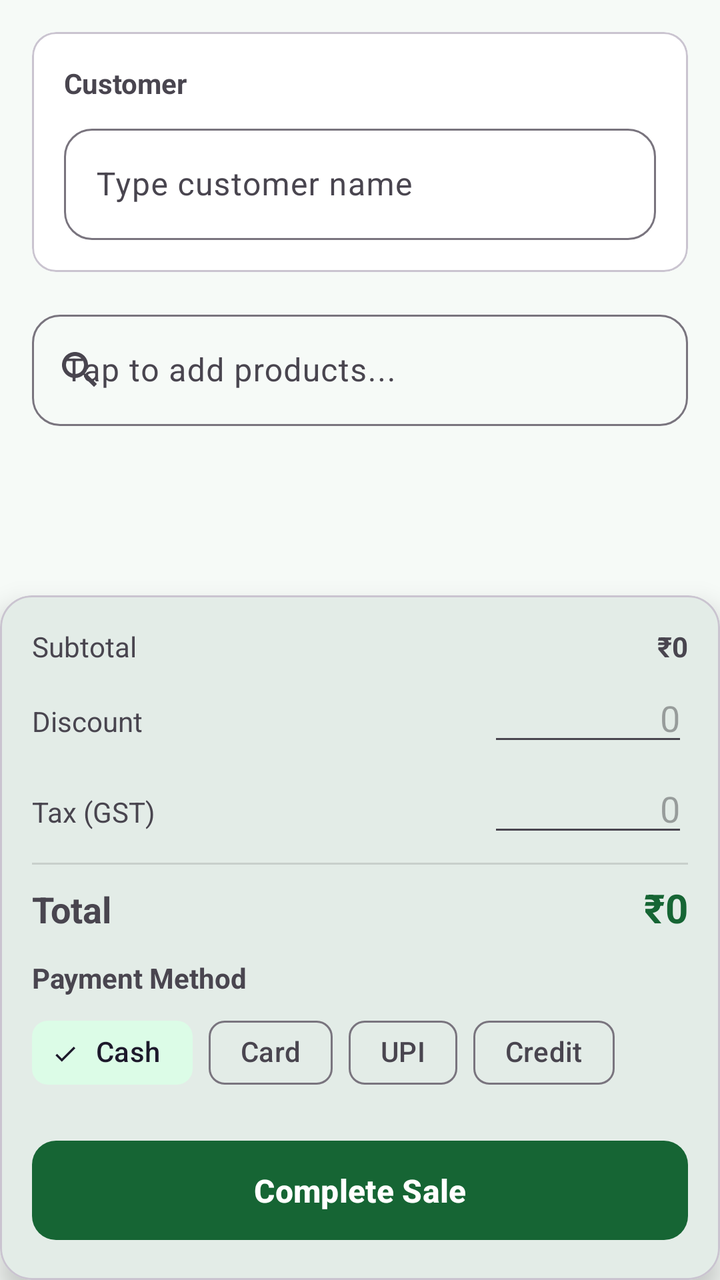
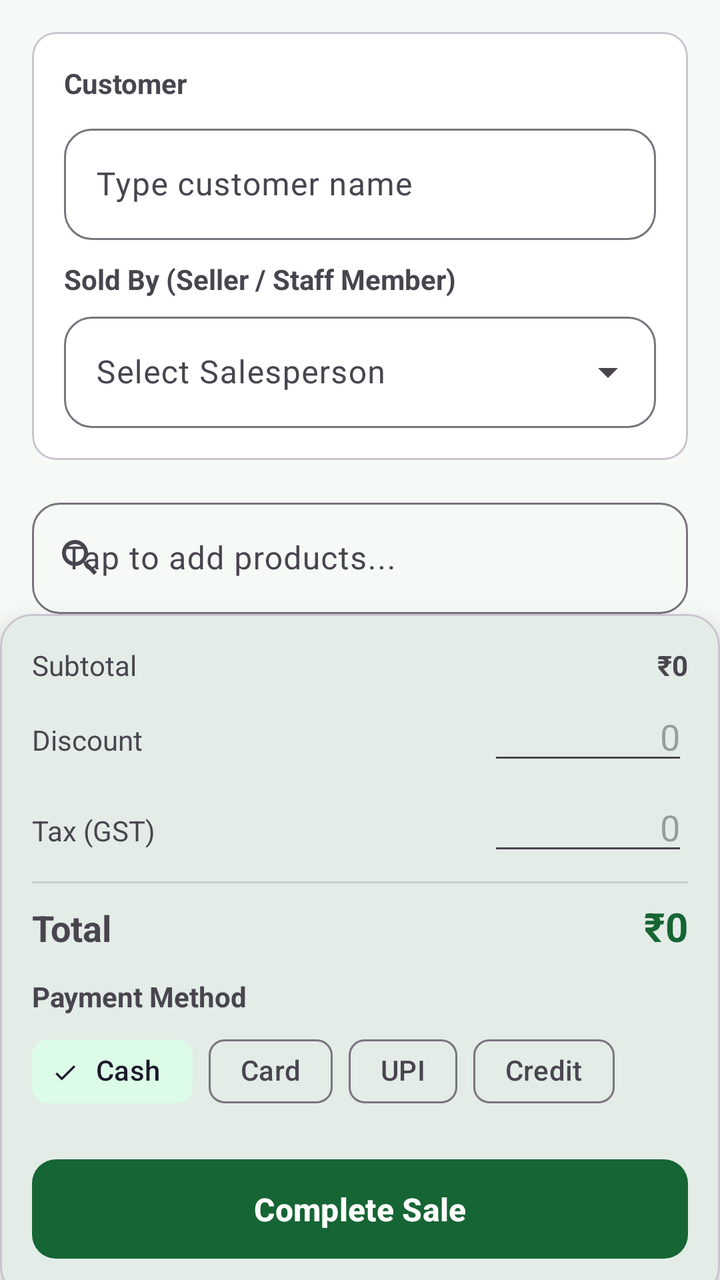

Screens rendered from an Android XML layout before and after an edit, with the pre-edit source and the edit as a unified diff.
<!-- AndroidManifest.xml: application theme Theme.MobileShopkeeper -->
<!-- res/layout/fragment_new_sale.xml -->
<?xml version="1.0" encoding="utf-8"?>
<LinearLayout
    xmlns:android="http://schemas.android.com/apk/res/android"
    xmlns:app="http://schemas.android.com/apk/res-auto"
    android:layout_width="match_parent"
    android:layout_height="match_parent"
    android:orientation="vertical">

    <com.google.android.material.card.MaterialCardView
        android:layout_width="match_parent"
        android:layout_height="wrap_content"
        android:layout_margin="16dp"
        app:cardCornerRadius="12dp">

        <LinearLayout
            android:layout_width="match_parent"
            android:layout_height="wrap_content"
            android:orientation="vertical"
            android:padding="16dp">

            <TextView
                android:layout_width="wrap_content"
                android:layout_height="wrap_content"
                android:text="Customer"
                android:textStyle="bold"
                android:layout_marginBottom="8dp"/>

            <com.google.android.material.textfield.TextInputLayout
                android:layout_width="match_parent"
                android:layout_height="wrap_content"
                style="@style/Widget.Material3.TextInputLayout.OutlinedBox">

                <com.google.android.material.textfield.TextInputEditText
                    android:id="@+id/actvCustomer"
                    android:layout_width="match_parent"
                    android:layout_height="wrap_content"
                    android:hint="Type customer name"
                    android:inputType="textPersonName"/>
            </com.google.android.material.textfield.TextInputLayout>
        </LinearLayout>
    </com.google.android.material.card.MaterialCardView>

    <com.google.android.material.textfield.TextInputLayout
        android:layout_width="match_parent"
        android:layout_height="wrap_content"
        android:layout_marginHorizontal="16dp"
        style="@style/Widget.Material3.TextInputLayout.OutlinedBox"
        app:startIconDrawable="@drawable/ic_search">

        <com.google.android.material.textfield.TextInputEditText
            android:id="@+id/etProductSearch"
            android:layout_width="match_parent"
            android:layout_height="wrap_content"
            android:hint="Tap to add products..."
            android:focusable="false"
            android:clickable="true"
            android:inputType="none"/>
    </com.google.android.material.textfield.TextInputLayout>

    <androidx.recyclerview.widget.RecyclerView
        android:id="@+id/rvCart"
        android:layout_width="match_parent"
        android:layout_height="0dp"
        android:layout_weight="1"
        android:padding="16dp"
        android:clipToPadding="false"/>

    <com.google.android.material.card.MaterialCardView
        android:layout_width="match_parent"
        android:layout_height="wrap_content"
        app:cardCornerRadius="16dp"
        app:cardElevation="8dp">

        <LinearLayout
            android:layout_width="match_parent"
            android:layout_height="wrap_content"
            android:orientation="vertical"
            android:padding="16dp">

            <LinearLayout
                android:layout_width="match_parent"
                android:layout_height="wrap_content"
                android:orientation="horizontal">
                <TextView
                    android:layout_width="0dp"
                    android:layout_weight="1"
                    android:layout_height="wrap_content"
                    android:text="Subtotal"/>
                <TextView
                    android:id="@+id/tvSubtotal"
                    android:layout_width="wrap_content"
                    android:layout_height="wrap_content"
                    android:text="₹0"
                    android:textStyle="bold"/>
            </LinearLayout>

            <LinearLayout
                android:layout_width="match_parent"
                android:layout_height="wrap_content"
                android:orientation="horizontal"
                android:layout_marginTop="4dp">
                <TextView
                    android:layout_width="0dp"
                    android:layout_weight="1"
                    android:layout_height="wrap_content"
                    android:text="Discount"/>
                <EditText
                    android:id="@+id/etDiscount"
                    android:layout_width="100dp"
                    android:layout_height="wrap_content"
                    android:inputType="numberDecimal"
                    android:hint="0"
                    android:gravity="end"/>
            </LinearLayout>

            <LinearLayout
                android:layout_width="match_parent"
                android:layout_height="wrap_content"
                android:orientation="horizontal"
                android:layout_marginTop="4dp">
                <TextView
                    android:layout_width="0dp"
                    android:layout_weight="1"
                    android:layout_height="wrap_content"
                    android:text="Tax (GST)"/>
                <EditText
                    android:id="@+id/etTax"
                    android:layout_width="100dp"
                    android:layout_height="wrap_content"
                    android:inputType="numberDecimal"
                    android:hint="0"
                    android:gravity="end"/>
            </LinearLayout>

            <View
                android:layout_width="match_parent"
                android:layout_height="1dp"
                android:background="?android:attr/listDivider"
                android:layout_marginVertical="8dp"/>

            <LinearLayout
                android:layout_width="match_parent"
                android:layout_height="wrap_content"
                android:orientation="horizontal">
                <TextView
                    android:layout_width="0dp"
                    android:layout_weight="1"
                    android:layout_height="wrap_content"
                    android:text="Total"
                    android:textSize="18sp"
                    android:textStyle="bold"/>
                <TextView
                    android:id="@+id/tvTotal"
                    android:layout_width="wrap_content"
                    android:layout_height="wrap_content"
                    android:text="₹0"
                    android:textSize="20sp"
                    android:textStyle="bold"
                    android:textColor="@color/primary"/>
            </LinearLayout>

            <TextView
                android:layout_width="wrap_content"
                android:layout_height="wrap_content"
                android:text="Payment Method"
                android:textStyle="bold"
                android:layout_marginTop="12dp"
                android:layout_marginBottom="4dp"/>

            <com.google.android.material.chip.ChipGroup
                android:id="@+id/chipGroupPayment"
                android:layout_width="match_parent"
                android:layout_height="wrap_content"
                app:singleSelection="true">

                <com.google.android.material.chip.Chip
                    android:id="@+id/chipCash"
                    style="@style/Widget.Material3.Chip.Filter"
                    android:layout_width="wrap_content"
                    android:layout_height="wrap_content"
                    android:text="Cash"
                    android:checked="true"/>

                <com.google.android.material.chip.Chip
                    android:id="@+id/chipCard"
                    style="@style/Widget.Material3.Chip.Filter"
                    android:layout_width="wrap_content"
                    android:layout_height="wrap_content"
                    android:text="Card"/>

                <com.google.android.material.chip.Chip
                    android:id="@+id/chipUpi"
                    style="@style/Widget.Material3.Chip.Filter"
                    android:layout_width="wrap_content"
                    android:layout_height="wrap_content"
                    android:text="UPI"/>

                <com.google.android.material.chip.Chip
                    android:id="@+id/chipCredit"
                    style="@style/Widget.Material3.Chip.Filter"
                    android:layout_width="wrap_content"
                    android:layout_height="wrap_content"
                    android:text="Credit"/>
            </com.google.android.material.chip.ChipGroup>

            <com.google.android.material.button.MaterialButton
                android:id="@+id/btnCompleteSale"
                android:layout_width="match_parent"
                android:layout_height="wrap_content"
                android:layout_marginTop="16dp"
                android:text="Complete Sale"
                android:textSize="16sp"
                app:cornerRadius="12dp"/>
        </LinearLayout>
    </com.google.android.material.card.MaterialCardView>
</LinearLayout>
<!-- resources referenced by this layout -->
<resources>
  <color name="primary">#166534</color>
  <!-- drawable ic_search (drawable) -->
  <vector xmlns:android="http://schemas.android.com/apk/res/android" android:width="24dp" android:height="24dp" android:viewportWidth="24" android:viewportHeight="24"><path android:fillColor="#FFFFFF" android:pathData="M15.5,14h-0.79l-0.28,-0.27C15.41,12.59 16,11.11 16,9.5 16,5.91 13.09,3 9.5,3S3,5.91 3,9.5 5.91,16 9.5,16c1.61,0 3.09,-0.59 4.23,-1.57l0.27,0.28v0.79l5,4.99L20.49,19l-4.99,-5zM9.5,14C7.01,14 5,11.99 5,9.5S7.01,5 9.5,5 14,7.01 14,9.5 11.99,14 9.5,14z"/></vector>
  <style name="Theme.MobileShopkeeper" parent="Theme.Material3.Light.NoActionBar">
          <item name="colorPrimary">@color/green_800</item>
          <item name="colorOnPrimary">@color/white</item>
          <item name="colorPrimaryContainer">@color/green_100</item>
          <item name="colorOnPrimaryContainer">@color/green_900</item>
          <item name="colorSecondary">@color/green_600</item>
          <item name="colorOnSecondary">@color/white</item>
          <item name="colorSecondaryContainer">@color/green_100</item>
          <item name="colorSurface">@color/surface</item>
          <item name="colorOnSurface">@color/text_primary</item>
          <item name="android:colorBackground">@color/background_light</item>
          <item name="colorError">@color/error</item>
  
          <item name="android:statusBarColor">@color/green_900</item>
          <item name="android:navigationBarColor">@color/white</item>
          <item name="android:windowLightStatusBar">false</item>
  
          <item name="shapeAppearanceMediumComponent">@style/Shape.MobileShop.Medium</item>
          <item name="materialButtonStyle">@style/Widget.MobileShop.Button</item>
          <item name="textInputStyle">@style/Widget.MobileShop.TextInput</item>
      </style>
  <color name="green_800">#166534</color>
  <color name="white">#FFFFFF</color>
  <color name="green_100">#DCFCE7</color>
  <color name="green_900">#14532D</color>
  <color name="green_600">#16A34A</color>
  <color name="surface">#FFFFFF</color>
  <color name="text_primary">#1A2E22</color>
  <color name="background_light">#F6FAF7</color>
  <color name="error">#DC2626</color>
  <style name="Shape.MobileShop.Medium" parent="ShapeAppearance.Material3.MediumComponent">
          <item name="cornerSize">14dp</item>
      </style>
  <style name="Widget.MobileShop.Button" parent="Widget.Material3.Button">
          <item name="cornerRadius">14dp</item>
          <item name="android:textAllCaps">false</item>
          <item name="android:paddingTop">14dp</item>
          <item name="android:paddingBottom">14dp</item>
          <item name="android:textStyle">bold</item>
      </style>
  <style name="Widget.MobileShop.TextInput" parent="Widget.Material3.TextInputLayout.OutlinedBox">
          <item name="boxCornerRadiusTopStart">14dp</item>
          <item name="boxCornerRadiusTopEnd">14dp</item>
          <item name="boxCornerRadiusBottomStart">14dp</item>
          <item name="boxCornerRadiusBottomEnd">14dp</item>
          <item name="boxStrokeColor">@color/selector_input_stroke</item>
      </style>
</resources>

<!-- the commit's change to res/layout/fragment_new_sale.xml (unified diff, before → after) -->
@@ -36,6 +36,27 @@
                     android:layout_height="wrap_content"
                     android:hint="Type customer name"
                     android:inputType="textPersonName"/>
+            </com.google.android.material.textfield.TextInputLayout>
+
+            <TextView
+                android:layout_width="wrap_content"
+                android:layout_height="wrap_content"
+                android:text="Sold By (Seller / Staff Member)"
+                android:textStyle="bold"
+                android:layout_marginTop="10dp"
+                android:layout_marginBottom="4dp"/>
+
+            <com.google.android.material.textfield.TextInputLayout
+                android:layout_width="match_parent"
+                android:layout_height="wrap_content"
+                style="@style/Widget.Material3.TextInputLayout.OutlinedBox.ExposedDropdownMenu">
+
+                <AutoCompleteTextView
+                    android:id="@+id/actvSeller"
+                    android:layout_width="match_parent"
+                    android:layout_height="wrap_content"
+                    android:hint="Select Salesperson"
+                    android:inputType="none"/>
             </com.google.android.material.textfield.TextInputLayout>
         </LinearLayout>
     </com.google.android.material.card.MaterialCardView>
